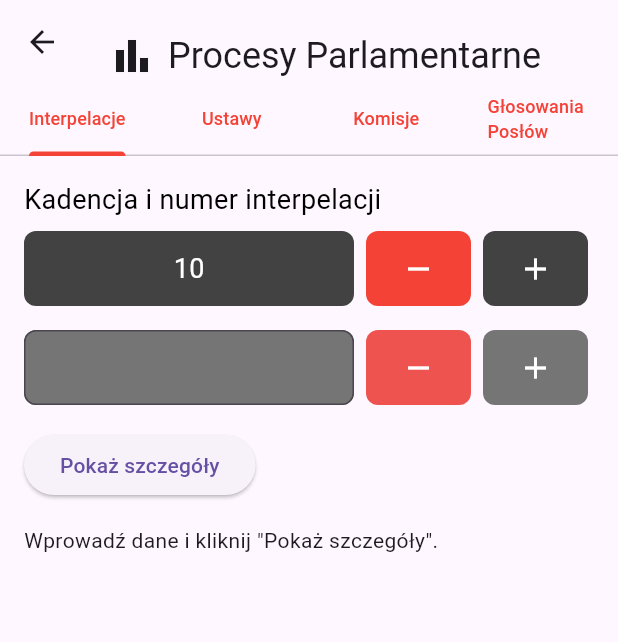
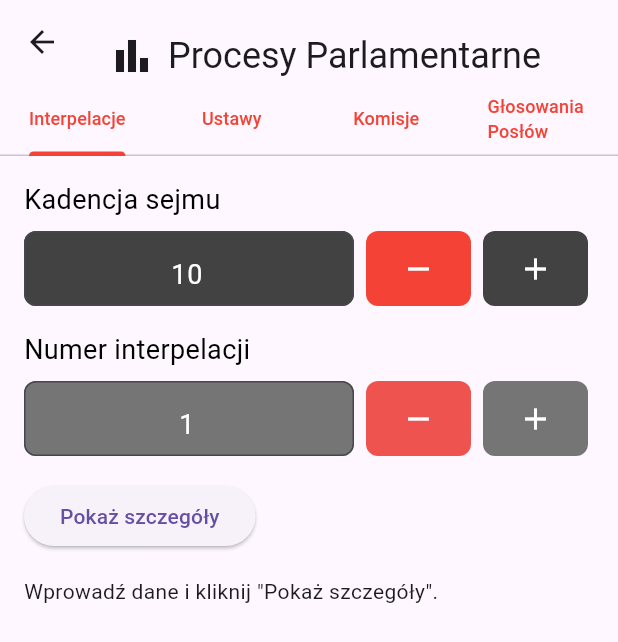
Before and after one commit to kingbrucelee/popis_mobilna_apka, a Flutter app: the screen it shows after launch, after a tap on "Procesy Parlamentarne", on a phone screen of 412 x 824 dp. Shown: the top 642 px of the screen. Run offline on Flutter 3.47's test engine with Material 3 defaults, Android fonts, the phone set to English and light mode, and no system bars; our stand-ins replace csv, fl_chart; network calls fail.

Commit message:
poprawy wizualne

```diff
--- a/lib/views/Analiza_Polityczna.dart
+++ b/lib/views/Analiza_Polityczna.dart
@@ -726,6 +726,7 @@ class _View3State extends State<View3> with SingleTickerProviderStateMixin {
   void initState() {
     super.initState();
     _tabController = TabController(length: 4, vsync: this);
+
   }
 
   @override
--- a/lib/views/Procesy_Parlamentarne.dart
+++ b/lib/views/Procesy_Parlamentarne.dart
@@ -12,7 +12,9 @@ class View2 extends StatefulWidget {
 class _View2State extends State<View2> with SingleTickerProviderStateMixin {
   final InterpelationController _interpelationController =
       InterpelationController(); // Kontroler do obsługi API
-  final TextEditingController _interpelationController2 = TextEditingController();
+  final TextEditingController _interpelationController2 = TextEditingController(text: '1');
+  final TextEditingController _termController = TextEditingController(text: '10');
+  final TextEditingController _yearController = TextEditingController(text: DateTime.now().year.toString());
 
   final CommitteeController _committeeController =
       CommitteeController(); // Tworzymy instancję dla kontrolera komisji
@@ -52,6 +54,8 @@ class _View2State extends State<View2> with SingleTickerProviderStateMixin {
   void initState() {
     super.initState();
     _tabController = TabController(length: 4, vsync: this);
+    _termController.text = '10';
+    _yearController.text = DateTime.now().year.toString();
     // Po uruchomieniu aplikacji możesz też od razu pobrać komisje:
     fetchCommittees();
   }
@@ -59,6 +63,8 @@ class _View2State extends State<View2> with SingleTickerProviderStateMixin {
   @override
   void dispose() {
     _tabController.dispose();
+    _termController.dispose();
+    _yearController.dispose();
     super.dispose();
   }
 
@@ -368,7 +374,7 @@ class _View2State extends State<View2> with SingleTickerProviderStateMixin {
         child: Column(
           crossAxisAlignment: CrossAxisAlignment.start,
           children: [
-            Text('Kadencja i numer interpelacji',
+            Text('Kadencja sejmu',
                 style: TextStyle(fontSize: 18, color: Colors.black)),
             SizedBox(height: 8),
             Row(
@@ -377,17 +383,26 @@ class _View2State extends State<View2> with SingleTickerProviderStateMixin {
                 Container(
                   width: 220,
                   height: 50,
-                  alignment: Alignment.center,
-                  decoration: BoxDecoration(
-                    color: Colors.grey[800],
+                  child: TextField(
+                    controller: _termController,
+                    keyboardType: TextInputType.number,
+                    textAlign: TextAlign.center,
+                    decoration: InputDecoration(
+                      border: OutlineInputBorder(
                         borderRadius: BorderRadius.circular(8),
                       ),
-                  child: Text(
-                    '$_selectedTerm',
-                    style: const TextStyle(
+                      filled: true,
+                      fillColor: Colors.grey[800],
+                    ),
+                    style: TextStyle(
                       fontSize: 18,
                       color: Colors.white,
                     ),
+                    onChanged: (value) {
+                      setState(() {
+                        _selectedTerm = int.tryParse(value) ?? 10;
+                      });
+                    },
                   ),
                 ),
                 const SizedBox(width: 8),
@@ -395,6 +410,7 @@ class _View2State extends State<View2> with SingleTickerProviderStateMixin {
                   onTap: () {
                     setState(() {
                       _selectedTerm = _selectedTerm > 1 ? _selectedTerm - 1 : 1;
+                      _termController.text = _selectedTerm.toString();
                     });
                   },
                   child: Container(
@@ -413,6 +429,7 @@ class _View2State extends State<View2> with SingleTickerProviderStateMixin {
                   onTap: () {
                     setState(() {
                       _selectedTerm++;
+                      _termController.text = _selectedTerm.toString();
                     });
                   },
                   child: Container(
@@ -429,6 +446,9 @@ class _View2State extends State<View2> with SingleTickerProviderStateMixin {
               ],
             ),
             SizedBox(height: 16),
+            Text('Numer interpelacji',
+                style: TextStyle(fontSize: 18, color: Colors.black)),
+            SizedBox(height: 8),
             Row(
               mainAxisAlignment: MainAxisAlignment.start,
               children: [
@@ -518,7 +538,6 @@ class _View2State extends State<View2> with SingleTickerProviderStateMixin {
     );
   }
 
-
   Widget _buildInterpelationDetails() {
     if (_interpelationDetails == null) {
       return Text('Brak szczegółów do wyświetlenia.');
@@ -559,17 +578,26 @@ class _View2State extends State<View2> with SingleTickerProviderStateMixin {
                 Container(
                   width: 220,
                   height: 50,
-                  alignment: Alignment.center,
-                  decoration: BoxDecoration(
-                    color: Colors.grey[800],
+                  child: TextField(
+                    controller: _termController,
+                    keyboardType: TextInputType.number,
+                    textAlign: TextAlign.center,
+                    decoration: InputDecoration(
+                      border: OutlineInputBorder(
                         borderRadius: BorderRadius.circular(8),
                       ),
-                  child: Text(
-                    '$_selectedTerm',
-                    style: const TextStyle(
+                      filled: true,
+                      fillColor: Colors.grey[800],
+                    ),
+                    style: TextStyle(
                       fontSize: 18,
                       color: Colors.white,
                     ),
+                    onChanged: (value) {
+                      setState(() {
+                        _selectedTerm = int.tryParse(value) ?? 10;
+                      });
+                    },
                   ),
                 ),
                 const SizedBox(width: 8),
@@ -709,7 +737,7 @@ class _View2State extends State<View2> with SingleTickerProviderStateMixin {
         child: Column(
           crossAxisAlignment: CrossAxisAlignment.start,
           children: [
-            Text('Kadencja i procesy legislacyjne',
+            Text('Kadencja sejmu',
                 style: TextStyle(fontSize: 18, color: Colors.black)),
             SizedBox(height: 8),
             Row(
@@ -718,17 +746,26 @@ class _View2State extends State<View2> with SingleTickerProviderStateMixin {
                 Container(
                   width: 220,
                   height: 50,
-                  alignment: Alignment.center,
-                  decoration: BoxDecoration(
-                    color: Colors.grey[800],
+                  child: TextField(
+                    controller: _termController,
+                    keyboardType: TextInputType.number,
+                    textAlign: TextAlign.center,
+                    decoration: InputDecoration(
+                      border: OutlineInputBorder(
                         borderRadius: BorderRadius.circular(8),
                       ),
-                  child: Text(
-                    '$_selectedTerm',
-                    style: const TextStyle(
+                      filled: true,
+                      fillColor: Colors.grey[800],
+                    ),
+                    style: TextStyle(
                       fontSize: 18,
                       color: Colors.white,
                     ),
+                    onChanged: (value) {
+                      setState(() {
+                        _selectedTerm = int.tryParse(value) ?? 10;
+                      });
+                    },
                   ),
                 ),
                 const SizedBox(width: 8),
@@ -736,6 +773,7 @@ class _View2State extends State<View2> with SingleTickerProviderStateMixin {
                   onTap: () {
                     setState(() {
                       _selectedTerm = _selectedTerm > 1 ? _selectedTerm - 1 : 1;
+                      _termController.text = _selectedTerm.toString();
                       _resetLegislativeData();
                     });
                   },
@@ -755,6 +793,7 @@ class _View2State extends State<View2> with SingleTickerProviderStateMixin {
                   onTap: () {
                     setState(() {
                       _selectedTerm++;
+                      _termController.text = _selectedTerm.toString();
                       _resetLegislativeData();
                     });
                   },
@@ -815,17 +854,26 @@ class _View2State extends State<View2> with SingleTickerProviderStateMixin {
                 Container(
                   width: 220,
                   height: 50,
-                  alignment: Alignment.center,
-                  decoration: BoxDecoration(
-                    color: Colors.grey[800],
+                  child: TextField(
+                    controller: _yearController,
+                    keyboardType: TextInputType.number,
+                    textAlign: TextAlign.center,
+                    decoration: InputDecoration(
+                      border: OutlineInputBorder(
                         borderRadius: BorderRadius.circular(8),
                       ),
-                  child: Text(
-                    '$_selectedYear',
-                    style: const TextStyle(
+                      filled: true,
+                      fillColor: Colors.grey[800],
+                    ),
+                    style: TextStyle(
                       fontSize: 18,
                       color: Colors.white,
                     ),
+                    onChanged: (value) {
+                      setState(() {
+                        _selectedYear = int.tryParse(value) ?? DateTime.now().year;
+                      });
+                    },
                   ),
                 ),
                 const SizedBox(width: 8),
@@ -835,6 +883,7 @@ class _View2State extends State<View2> with SingleTickerProviderStateMixin {
                       _selectedYear = _selectedYear > 2000
                           ? _selectedYear - 1
                           : _selectedYear;
+                      _yearController.text = _selectedYear.toString();
                       _resetLatestLaws();
                     });
                   },
@@ -854,6 +903,7 @@ class _View2State extends State<View2> with SingleTickerProviderStateMixin {
                   onTap: () {
                     setState(() {
                       _selectedYear++;
+                      _yearController.text = _selectedYear.toString();
                       _resetLatestLaws();
                     });
                   },
@@ -942,7 +992,7 @@ class _View2State extends State<View2> with SingleTickerProviderStateMixin {
         child: Column(
           crossAxisAlignment: CrossAxisAlignment.start,
           children: [
-            Text('Kadencja i głosowania posłów',
+            Text('Kadencja sejmu',
                 style: TextStyle(fontSize: 18, color: Colors.black)),
             SizedBox(height: 8),
             Row(
@@ -951,17 +1001,26 @@ class _View2State extends State<View2> with SingleTickerProviderStateMixin {
                 Container(
                   width: 220,
                   height: 50,
-                  alignment: Alignment.center,
-                  decoration: BoxDecoration(
-                    color: Colors.grey[800],
+                  child: TextField(
+                    controller: _termController,
+                    keyboardType: TextInputType.number,
+                    textAlign: TextAlign.center,
+                    decoration: InputDecoration(
+                      border: OutlineInputBorder(
                         borderRadius: BorderRadius.circular(8),
                       ),
-                  child: Text(
-                    '$_selectedTerm',
-                    style: const TextStyle(
+                      filled: true,
+                      fillColor: Colors.grey[800],
+                    ),
+                    style: TextStyle(
                       fontSize: 18,
                       color: Colors.white,
                     ),
+                    onChanged: (value) {
+                      setState(() {
+                        _selectedTerm = int.tryParse(value) ?? 10;
+                      });
+                    },
                   ),
                 ),
                 const SizedBox(width: 8),
```
Also changed, not shown: lib/views/Statystyki.dart (+32 -13 lines). Lines whose indentation alone changed are shown as unchanged.
